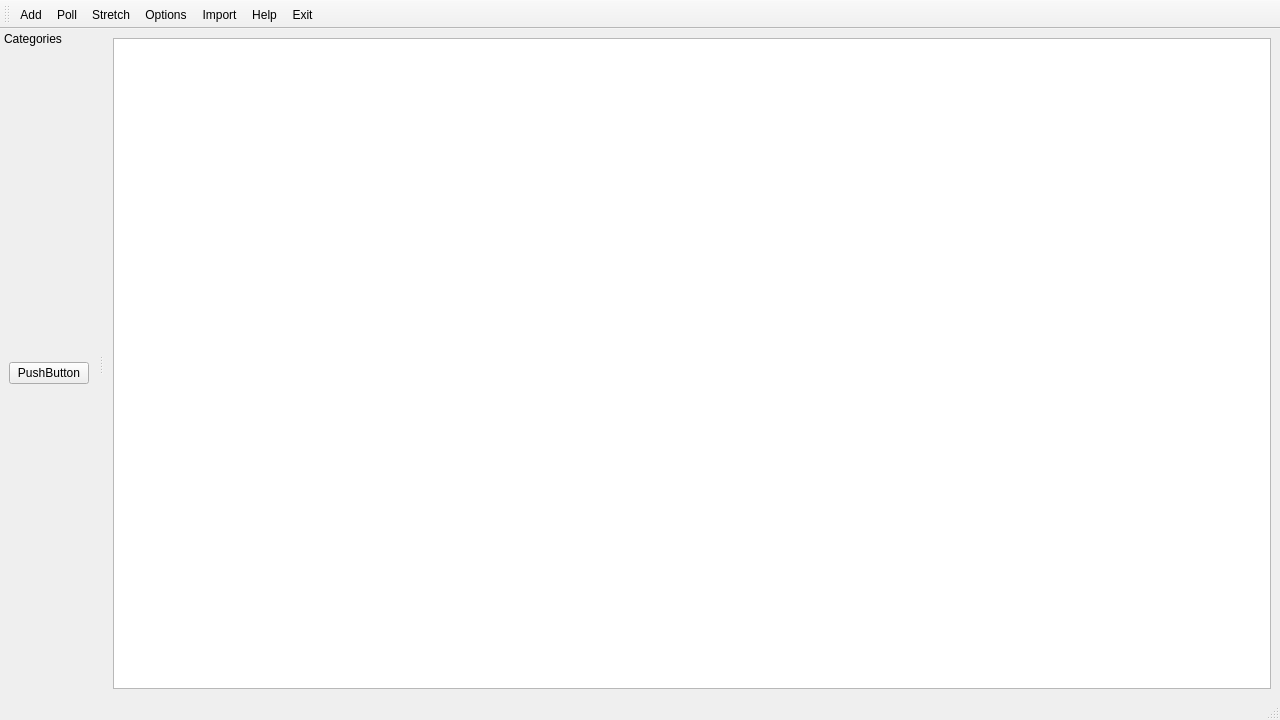
kik4444/simple-process-tracker, file src/core/mainwindow.ui: the form before one commit.
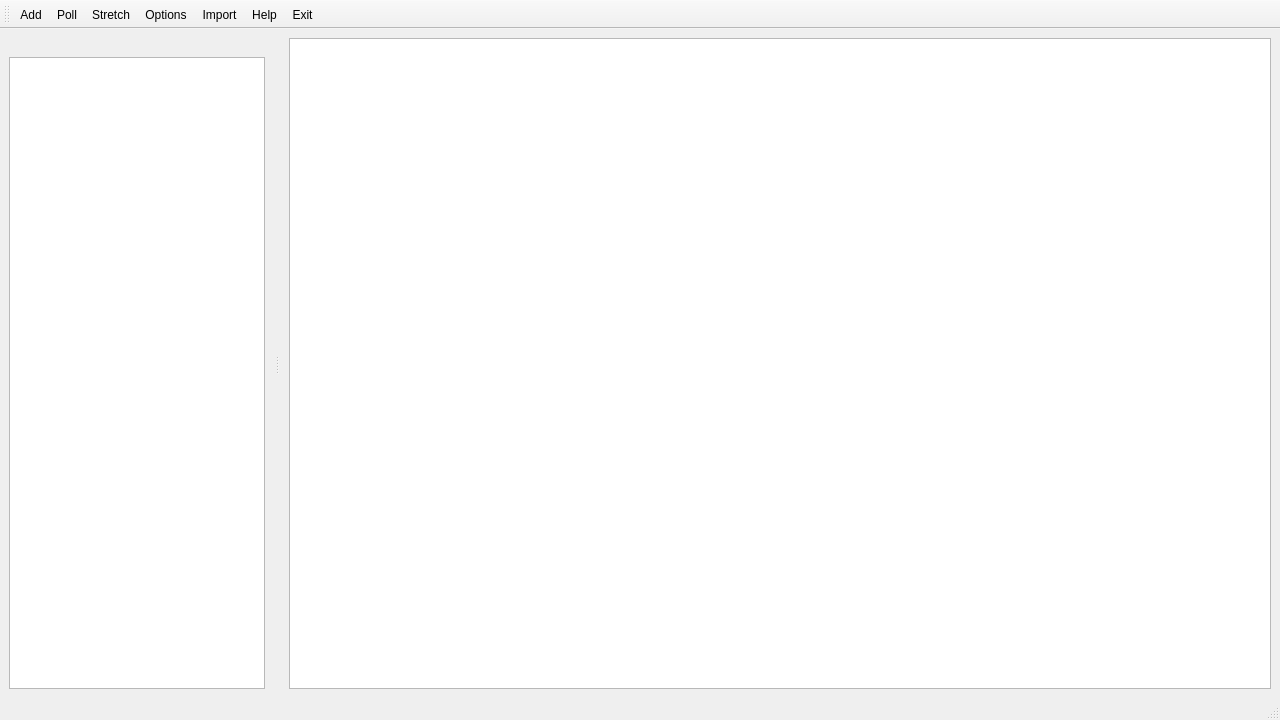
The form after the commit. Icons and pictures are not drawn.

Commit message: Setup initial categories table

The edit to the form file:
```diff
--- a/src/core/mainwindow.ui
+++ b/src/core/mainwindow.ui
@@ -76,19 +76,31 @@
    <property name="features">
     <set>QDockWidget::DockWidgetMovable</set>
    </property>
-   <property name="windowTitle">
-    <string>Categories</string>
-   </property>
    <attribute name="dockWidgetArea">
     <number>1</number>
    </attribute>
    <widget class="QWidget" name="dockWidgetContents">
     <layout class="QVBoxLayout" name="verticalLayout">
      <item>
-      <widget class="QPushButton" name="pushButton">
-       <property name="text">
-        <string>PushButton</string>
+      <widget class="QTableView" name="categoriesTable">
+       <property name="editTriggers">
+        <set>QAbstractItemView::NoEditTriggers</set>
        </property>
+       <property name="dragDropOverwriteMode">
+        <bool>false</bool>
+       </property>
+       <property name="alternatingRowColors">
+        <bool>true</bool>
+       </property>
+       <property name="selectionMode">
+        <enum>QAbstractItemView::NoSelection</enum>
+       </property>
+       <attribute name="horizontalHeaderStretchLastSection">
+        <bool>true</bool>
+       </attribute>
+       <attribute name="verticalHeaderVisible">
+        <bool>false</bool>
+       </attribute>
       </widget>
      </item>
     </layout>
```
The commit also changes 2 other files.
